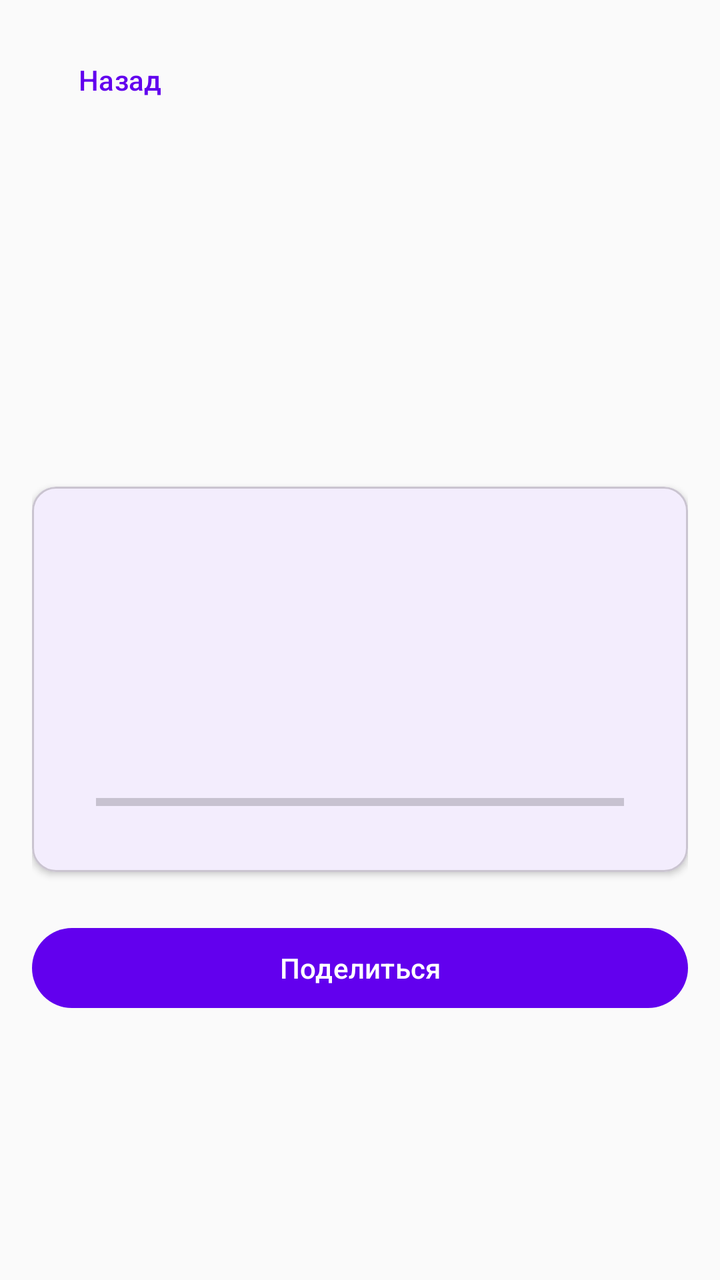
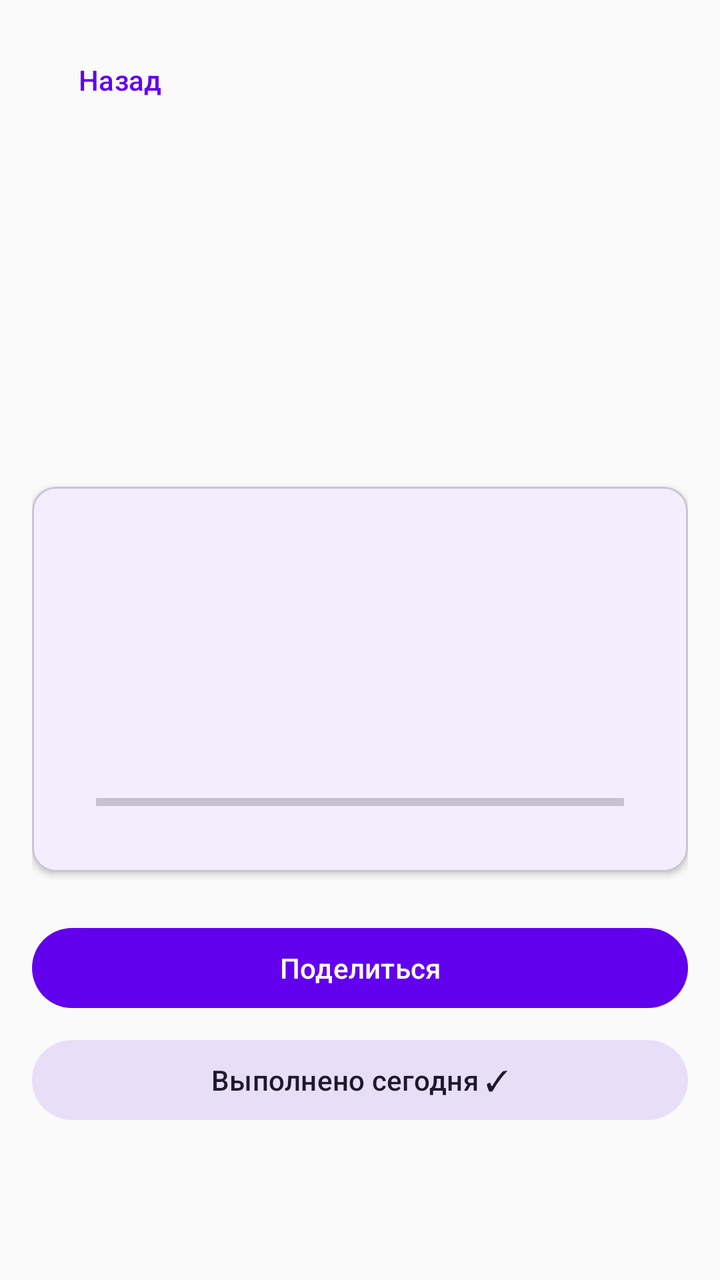

Screens rendered from an Android XML layout before and after an edit, with the pre-edit source and the edit as a unified diff.
<!-- AndroidManifest.xml: application theme Theme.MyApplication -->
<!-- res/layout/activity_detail.xml -->
<?xml version="1.0" encoding="utf-8"?>
<ScrollView
    xmlns:android="http://schemas.android.com/apk/res/android"
    xmlns:app="http://schemas.android.com/apk/res-auto"
    android:layout_width="match_parent"
    android:layout_height="match_parent"
    android:background="@color/background">

    <androidx.constraintlayout.widget.ConstraintLayout
        android:layout_width="match_parent"
        android:layout_height="wrap_content"
        android:padding="@dimen/screen_padding">

        
        <com.google.android.material.button.MaterialButton
            android:id="@+id/btn_back"
            style="@style/Widget.Material3.Button.TextButton"
            android:layout_width="wrap_content"
            android:layout_height="wrap_content"
            android:text="@string/detail_back"
            app:layout_constraintTop_toTopOf="parent"
            app:layout_constraintStart_toStartOf="parent" />

        
        <TextView
            android:id="@+id/tv_detail_emoji"
            android:layout_width="wrap_content"
            android:layout_height="wrap_content"
            android:textSize="@dimen/avatar_emoji_size"
            android:layout_marginTop="@dimen/spacing_lg"
            app:layout_constraintTop_toBottomOf="@id/btn_back"
            app:layout_constraintStart_toStartOf="parent"
            app:layout_constraintEnd_toEndOf="parent" />

        <TextView
            android:id="@+id/tv_detail_title"
            style="@style/TextStyle.ScreenTitle"
            android:layout_width="0dp"
            android:layout_height="wrap_content"
            android:gravity="center"
            android:layout_marginTop="@dimen/spacing_sm"
            app:layout_constraintTop_toBottomOf="@id/tv_detail_emoji"
            app:layout_constraintStart_toStartOf="parent"
            app:layout_constraintEnd_toEndOf="parent" />

        <TextView
            android:id="@+id/tv_detail_description"
            style="@style/TextStyle.Body"
            android:layout_width="0dp"
            android:layout_height="wrap_content"
            android:gravity="center"
            android:textColor="@color/on_surface_variant"
            android:layout_marginTop="@dimen/spacing_sm"
            app:layout_constraintTop_toBottomOf="@id/tv_detail_title"
            app:layout_constraintStart_toStartOf="parent"
            app:layout_constraintEnd_toEndOf="parent" />

        
        <com.google.android.material.card.MaterialCardView
            android:id="@+id/card_info"
            style="@style/CardStyle"
            android:layout_width="0dp"
            android:layout_height="wrap_content"
            android:layout_marginTop="@dimen/spacing_xl"
            app:layout_constraintTop_toBottomOf="@id/tv_detail_description"
            app:layout_constraintStart_toStartOf="parent"
            app:layout_constraintEnd_toEndOf="parent">

            
            <LinearLayout
                android:layout_width="match_parent"
                android:layout_height="wrap_content"
                android:orientation="vertical"
                android:padding="@dimen/card_padding">

                <TextView
                    android:id="@+id/tv_detail_category"
                    style="@style/TextStyle.Body"
                    android:layout_width="match_parent"
                    android:layout_height="wrap_content" />

                <TextView
                    android:id="@+id/tv_detail_target"
                    style="@style/TextStyle.Body"
                    android:layout_width="match_parent"
                    android:layout_height="wrap_content"
                    android:layout_marginTop="@dimen/spacing_sm" />

                <TextView
                    android:id="@+id/tv_detail_streak"
                    style="@style/TextStyle.Body"
                    android:layout_width="match_parent"
                    android:layout_height="wrap_content"
                    android:layout_marginTop="@dimen/spacing_sm" />

                <TextView
                    android:id="@+id/tv_detail_completion"
                    style="@style/TextStyle.Body"
                    android:layout_width="match_parent"
                    android:layout_height="wrap_content"
                    android:layout_marginTop="@dimen/spacing_sm" />

                <ProgressBar
                    android:id="@+id/progress_detail"
                    style="?android:attr/progressBarStyleHorizontal"
                    android:layout_width="match_parent"
                    android:layout_height="@dimen/item_progress_height"
                    android:layout_marginTop="@dimen/spacing_md"
                    android:max="100" />

            </LinearLayout>
        </com.google.android.material.card.MaterialCardView>

        
        <com.google.android.material.button.MaterialButton
            android:id="@+id/btn_share"
            android:layout_width="0dp"
            android:layout_height="wrap_content"
            android:text="@string/detail_share"
            android:layout_marginTop="@dimen/spacing_xl"
            app:layout_constraintTop_toBottomOf="@id/card_info"
            app:layout_constraintStart_toStartOf="parent"
            app:layout_constraintEnd_toEndOf="parent" />

    </androidx.constraintlayout.widget.ConstraintLayout>
</ScrollView>
<!-- resources referenced by this layout -->
<resources>
  <color name="background">#FFFAFAFA</color>
  <color name="on_surface_variant">#FF49454F</color>
  <dimen name="avatar_emoji_size">48sp</dimen>
  <dimen name="card_padding">16dp</dimen>
  <dimen name="item_progress_height">6dp</dimen>
  <dimen name="screen_padding">16dp</dimen>
  <dimen name="spacing_lg">16dp</dimen>
  <dimen name="spacing_md">12dp</dimen>
  <dimen name="spacing_sm">8dp</dimen>
  <dimen name="spacing_xl">24dp</dimen>
  <string name="detail_back">Назад</string>
  <string name="detail_share">Поделиться</string>
  <style name="CardStyle">
          <item name="cardCornerRadius">@dimen/card_corner_radius</item>
          <item name="cardElevation">@dimen/card_elevation</item>
          <item name="contentPadding">@dimen/card_padding</item>
      </style>
  <style name="TextStyle.Body">
          <item name="android:textSize">@dimen/text_body</item>
          <item name="android:textColor">@color/on_surface</item>
      </style>
  <style name="TextStyle.ScreenTitle">
          <item name="android:textSize">@dimen/text_title</item>
          <item name="android:textStyle">bold</item>
          <item name="android:textColor">@color/on_background</item>
      </style>
  <style name="Theme.MyApplication" parent="Theme.Material3.DayNight.NoActionBar">
          <item name="colorPrimary">@color/primary</item>
          <item name="colorPrimaryVariant">@color/primary_variant</item>
          <item name="colorOnPrimary">@color/on_primary</item>
          <item name="colorSecondary">@color/secondary</item>
          <item name="colorSecondaryVariant">@color/secondary_variant</item>
          <item name="colorOnSecondary">@color/on_secondary</item>
          <item name="colorError">@color/error</item>
          <item name="colorOnError">@color/on_error</item>
          <item name="android:colorBackground">@color/background</item>
          <item name="colorSurface">@color/surface</item>
          <item name="colorOnSurface">@color/on_surface</item>
      </style>
  <dimen name="card_corner_radius">12dp</dimen>
  <dimen name="card_elevation">2dp</dimen>
  <dimen name="text_body">16sp</dimen>
  <color name="on_surface">#FF1C1B1F</color>
  <dimen name="text_title">28sp</dimen>
  <color name="on_background">#FF1C1B1F</color>
  <color name="primary">#FF6200EE</color>
  <color name="primary_variant">#FF3700B3</color>
  <color name="on_primary">#FFFFFFFF</color>
  <color name="secondary">#FF03DAC6</color>
  <color name="secondary_variant">#FF018786</color>
  <color name="on_secondary">#FF000000</color>
  <color name="error">#FFB3261E</color>
  <color name="on_error">#FFFFFFFF</color>
  <color name="surface">#FFFFFFFF</color>
</resources>

<!-- the commit's change to res/layout/activity_detail.xml (unified diff, before → after) -->
@@ -111,7 +111,6 @@
             </LinearLayout>
         </com.google.android.material.card.MaterialCardView>
 
-        
         <com.google.android.material.button.MaterialButton
             android:id="@+id/btn_share"
             android:layout_width="0dp"
@@ -122,5 +121,16 @@
             app:layout_constraintStart_toStartOf="parent"
             app:layout_constraintEnd_toEndOf="parent" />
 
+        <com.google.android.material.button.MaterialButton
+            android:id="@+id/btn_complete"
+            style="@style/Widget.Material3.Button.TonalButton"
+            android:layout_width="0dp"
+            android:layout_height="wrap_content"
+            android:text="@string/btn_complete_today"
+            android:layout_marginTop="@dimen/spacing_sm"
+            app:layout_constraintTop_toBottomOf="@id/btn_share"
+            app:layout_constraintStart_toStartOf="parent"
+            app:layout_constraintEnd_toEndOf="parent" />
+
     </androidx.constraintlayout.widget.ConstraintLayout>
 </ScrollView>
<!-- resource entries referenced after the edit -->
@@ -10,6 +10,7 @@
   <dimen name="spacing_md">12dp</dimen>
   <dimen name="spacing_sm">8dp</dimen>
   <dimen name="spacing_xl">24dp</dimen>
+  <string name="btn_complete_today">Выполнено сегодня ✓</string>
   <string name="detail_back">Назад</string>
   <string name="detail_share">Поделиться</string>
   <style name="CardStyle">
